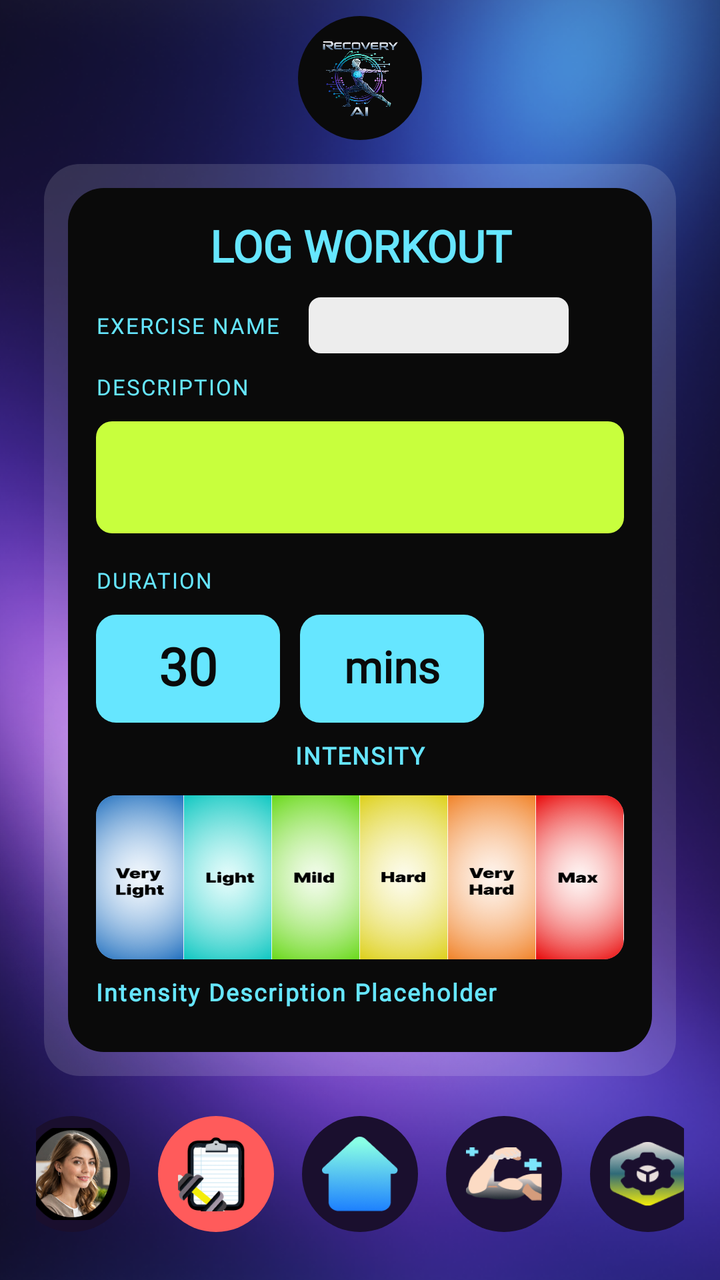
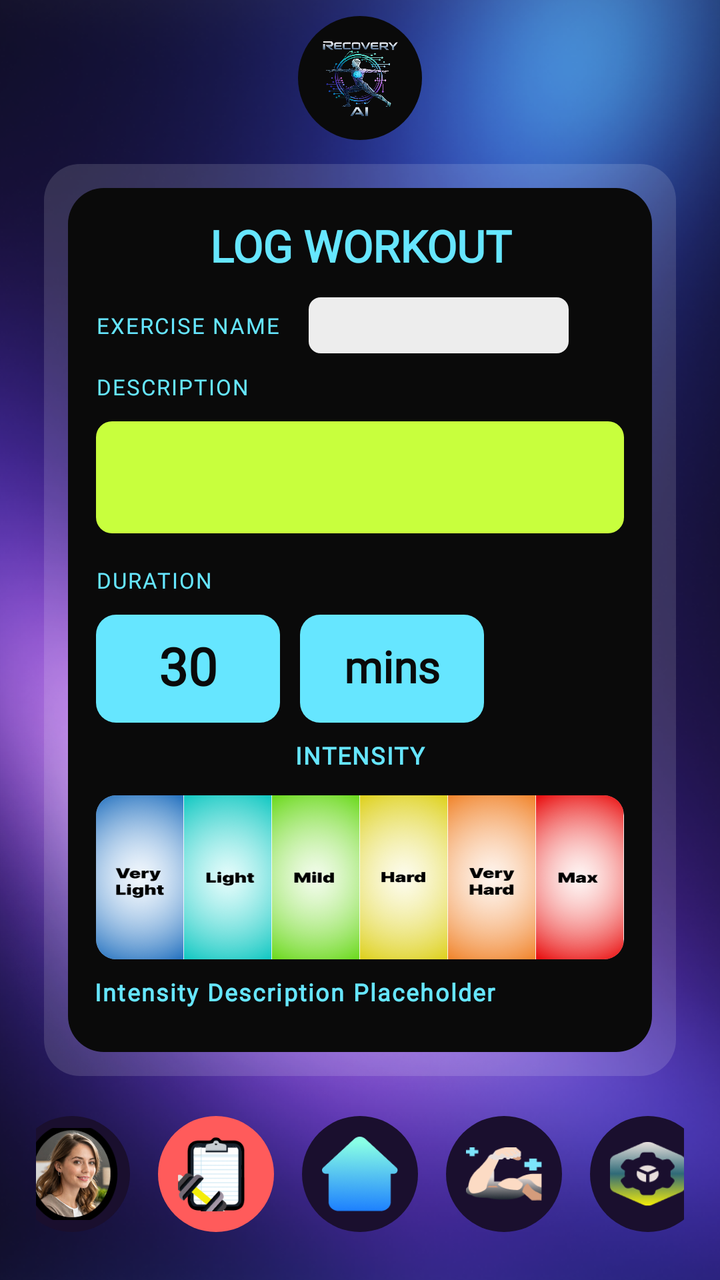

Before-and-after screenshots of an Android layout around one commit, followed by the original layout XML and the change that was made.
<!-- AndroidManifest.xml: application theme Theme.RecoveryAI -->
<!-- res/layout/workout_log_screen.xml -->
<?xml version="1.0" encoding="utf-8"?>
<androidx.constraintlayout.widget.ConstraintLayout
    xmlns:android="http://schemas.android.com/apk/res/android"
    xmlns:app="http://schemas.android.com/apk/res-auto"
    android:layout_width="match_parent"
    android:layout_height="match_parent">


    <ImageView
        android:id="@+id/bg"
        android:layout_width="0dp"
        android:layout_height="0dp"
        android:scaleType="centerCrop"
        android:src="@drawable/bg_auth"
        app:layout_constraintTop_toTopOf="parent"
        app:layout_constraintBottom_toBottomOf="parent"
        app:layout_constraintStart_toStartOf="parent"
        app:layout_constraintEnd_toEndOf="parent"/>


    <FrameLayout
        android:id="@+id/logoCircle"
        android:layout_width="62dp"
        android:layout_height="62dp"
        android:background="@drawable/logo_circle_black"
        android:padding="8dp"
        android:layout_marginTop="8dp"
        app:layout_constraintTop_toTopOf="parent"
        app:layout_constraintStart_toStartOf="parent"
        app:layout_constraintEnd_toEndOf="parent">

        <ImageView
            android:id="@+id/imgLogo"
            android:layout_width="match_parent"
            android:layout_height="match_parent"
            android:src="@drawable/ic_launcher_logo"
            android:scaleType="fitCenter"/>
    </FrameLayout>


    <FrameLayout
        android:id="@+id/glassCard"
        android:layout_width="0dp"
        android:layout_height="0dp"
        android:layout_marginStart="22dp"
        android:layout_marginEnd="22dp"
        android:layout_marginTop="12dp"
        android:layout_marginBottom="12dp"
        android:background="@drawable/bg_glass"
        app:layout_constraintTop_toBottomOf="@id/logoCircle"
        app:layout_constraintBottom_toTopOf="@id/bottomNav"
        app:layout_constraintStart_toStartOf="parent"
        app:layout_constraintEnd_toEndOf="parent">

        <androidx.constraintlayout.widget.ConstraintLayout
            android:layout_width="match_parent"
            android:layout_height="match_parent"
            android:padding="12dp">

            <androidx.constraintlayout.widget.ConstraintLayout
                android:id="@+id/panel"
                android:layout_width="0dp"
                android:layout_height="0dp"
                android:background="@drawable/panel_black"
                android:padding="14dp"
                app:layout_constraintTop_toTopOf="parent"
                app:layout_constraintBottom_toBottomOf="parent"
                app:layout_constraintStart_toStartOf="parent"
                app:layout_constraintEnd_toEndOf="parent">

                
                <TextView
                    android:id="@+id/title"
                    android:layout_width="0dp"
                    android:layout_height="wrap_content"
                    android:text="LOG WORKOUT"
                    android:textColor="#66E6FF"
                    android:textSize="22sp"
                    android:textStyle="bold"
                    android:fontFamily="@font/inter_extrabold"
                    android:gravity="center"
                    app:layout_constraintTop_toTopOf="parent"
                    app:layout_constraintStart_toStartOf="parent"
                    app:layout_constraintEnd_toEndOf="parent" />

                
                <TextView
                    android:id="@+id/exerciseNameLabel"
                    android:layout_width="wrap_content"
                    android:layout_height="wrap_content"
                    android:layout_marginTop="18dp"
                    android:text="EXERCISE NAME"
                    android:textColor="#66E6FF"
                    android:textSize="11sp"
                    android:letterSpacing="0.06"
                    android:fontFamily="@font/inter_bold"
                    app:layout_constraintTop_toBottomOf="@id/title"
                    app:layout_constraintStart_toStartOf="parent" />

                
                <EditText
                    android:id="@+id/etExerciseName"
                    android:layout_width="130dp"
                    android:layout_height="28dp"
                    android:layout_marginStart="14dp"
                    android:background="@drawable/input_white_box"
                    android:hint=""
                    android:textColor="#0A0A0A"
                    android:textSize="12sp"
                    android:fontFamily="@font/inter_bold"
                    android:gravity="center_vertical"
                    android:paddingStart="10dp"
                    android:paddingEnd="10dp"
                    android:singleLine="true"
                    android:inputType="text"
                    android:includeFontPadding="false"
                    app:layout_constraintTop_toTopOf="@id/exerciseNameLabel"
                    app:layout_constraintBottom_toBottomOf="@id/exerciseNameLabel"
                    app:layout_constraintStart_toEndOf="@id/exerciseNameLabel" />

                
                <TextView
                    android:id="@+id/descriptionLabel"
                    android:layout_width="wrap_content"
                    android:layout_height="wrap_content"
                    android:layout_marginTop="16dp"
                    android:text="DESCRIPTION"
                    android:textColor="#66E6FF"
                    android:textSize="11sp"
                    android:letterSpacing="0.06"
                    android:fontFamily="@font/inter_bold"
                    app:layout_constraintTop_toBottomOf="@id/exerciseNameLabel"
                    app:layout_constraintStart_toStartOf="parent" />

                
                <EditText
                    android:id="@+id/etDescription"
                    android:layout_width="0dp"
                    android:layout_height="56dp"
                    android:layout_marginTop="10dp"
                    android:background="@drawable/input_lime_box"
                    android:hint=""
                    android:textColor="#0A0A0A"
                    android:textSize="12sp"
                    android:fontFamily="@font/inter_bold"
                    android:gravity="top|start"
                    android:paddingStart="12dp"
                    android:paddingEnd="12dp"
                    android:paddingTop="10dp"
                    android:paddingBottom="10dp"
                    android:inputType="textMultiLine"
                    android:includeFontPadding="false"
                    app:layout_constraintTop_toBottomOf="@id/descriptionLabel"
                    app:layout_constraintStart_toStartOf="parent"
                    app:layout_constraintEnd_toEndOf="parent" />

                
                <TextView
                    android:id="@+id/durationLabel"
                    android:layout_width="wrap_content"
                    android:layout_height="wrap_content"
                    android:layout_marginTop="16dp"
                    android:text="DURATION"
                    android:textColor="#66E6FF"
                    android:textSize="11sp"
                    android:letterSpacing="0.06"
                    android:fontFamily="@font/inter_bold"
                    app:layout_constraintTop_toBottomOf="@id/etDescription"
                    app:layout_constraintStart_toStartOf="parent" />

                <LinearLayout
                    android:id="@+id/durationRow"
                    android:layout_width="0dp"
                    android:layout_height="54dp"
                    android:layout_marginTop="10dp"
                    android:orientation="horizontal"
                    app:layout_constraintTop_toBottomOf="@id/durationLabel"
                    app:layout_constraintStart_toStartOf="parent"
                    app:layout_constraintEnd_toEndOf="parent">

                    
                    <FrameLayout
                        android:id="@+id/durationValueWrap"
                        android:layout_width="92dp"
                        android:layout_height="match_parent">

                        <View
                            android:layout_width="match_parent"
                            android:layout_height="match_parent"
                            android:background="@drawable/metric_cyan_box" />

                        <EditText
                            android:id="@+id/etDurationValue"
                            android:layout_width="match_parent"
                            android:layout_height="match_parent"
                            android:background="@null"
                            android:text="30"
                            android:textColor="#0A0A0A"
                            android:textStyle="bold"
                            android:textSize="26sp"
                            android:fontFamily="@font/inter_extrabold"
                            android:gravity="center"
                            android:singleLine="true"
                            android:inputType="number"
                            android:includeFontPadding="false"
                            android:paddingStart="10dp"
                            android:paddingEnd="10dp" />
                    </FrameLayout>

                    <Space
                        android:layout_width="10dp"
                        android:layout_height="1dp" />

                    
                    <FrameLayout
                        android:id="@+id/durationUnitWrap"
                        android:layout_width="92dp"
                        android:layout_height="match_parent">

                        <View
                            android:layout_width="match_parent"
                            android:layout_height="match_parent"
                            android:background="@drawable/metric_cyan_box" />

                        <TextView
                            android:id="@+id/durationUnit"
                            android:layout_width="match_parent"
                            android:layout_height="match_parent"
                            android:text="mins"
                            android:textColor="#0A0A0A"
                            android:textStyle="bold"
                            android:textSize="22sp"
                            android:fontFamily="@font/inter_extrabold"
                            android:gravity="center"
                            android:includeFontPadding="false" />
                    </FrameLayout>

                    <Space
                        android:layout_width="14dp"
                        android:layout_height="1dp" />

                    

                </LinearLayout>

                

                
                <TextView
                    android:id="@+id/intensityLabel"
                    android:layout_width="wrap_content"
                    android:layout_height="wrap_content"
                    android:layout_marginTop="8dp"
                    android:fontFamily="@font/inter_bold"
                    android:letterSpacing="0.06"
                    android:text="INTENSITY"
                    android:textColor="#66E6FF"
                    android:textSize="12sp"
                    android:textStyle="bold"
                    app:layout_constraintEnd_toEndOf="parent"
                    app:layout_constraintStart_toStartOf="parent"
                    app:layout_constraintTop_toBottomOf="@id/durationRow" />

                <TextView
                    android:id="@+id/intensityDescription"
                    android:layout_width="297dp"
                    android:layout_height="32dp"
                    android:layout_marginTop="8dp"
                    android:fontFamily="@font/inter_bold"
                    android:letterSpacing="0.06"
                    android:text="Intensity Description Placeholder"
                    android:textColor="#66E6FF"
                    android:textSize="12sp"
                    android:textStyle="bold"
                    app:layout_constraintEnd_toEndOf="parent"
                    app:layout_constraintHorizontal_bias="0.03"
                    app:layout_constraintStart_toStartOf="parent"
                    app:layout_constraintTop_toBottomOf="@+id/intensityCard" />

                <androidx.cardview.widget.CardView
                    android:id="@+id/intensityCard"
                    android:layout_width="0dp"
                    android:layout_height="82dp"
                    android:layout_marginTop="12dp"
                    app:cardCornerRadius="10dp"
                    app:cardElevation="0dp"
                    app:cardUseCompatPadding="false"
                    app:layout_constraintTop_toBottomOf="@id/intensityLabel"
                    app:layout_constraintStart_toStartOf="parent"
                    app:layout_constraintEnd_toEndOf="parent">

                    <LinearLayout
                        android:id="@+id/intensityRow"
                        android:layout_width="match_parent"
                        android:layout_height="match_parent"
                        android:orientation="horizontal"
                        android:weightSum="6">

                        <ImageView
                            android:id="@+id/intensityVeryLight"
                            android:layout_width="0dp"
                            android:layout_height="match_parent"
                            android:layout_weight="1"
                            android:src="@drawable/intensity_very_light"
                            android:scaleType="fitXY"
                            android:contentDescription="@null" />

                        <ImageView
                            android:id="@+id/intensityLight"
                            android:layout_width="0dp"
                            android:layout_height="match_parent"
                            android:layout_weight="1"
                            android:src="@drawable/intensity_light"
                            android:scaleType="fitXY"
                            android:contentDescription="@null" />

                        <ImageView
                            android:id="@+id/intensityMild"
                            android:layout_width="0dp"
                            android:layout_height="match_parent"
                            android:layout_weight="1"
                            android:src="@drawable/intensity_mild"
                            android:scaleType="fitXY"
                            android:contentDescription="@null" />

                        <ImageView
                            android:id="@+id/intensityHard"
                            android:layout_width="0dp"
                            android:layout_height="match_parent"
                            android:layout_weight="1"
                            android:src="@drawable/intensity_hard"
                            android:scaleType="fitXY"
                            android:contentDescription="@null" />

                        <ImageView
                            android:id="@+id/intensityVeryHard"
                            android:layout_width="0dp"
                            android:layout_height="match_parent"
                            android:layout_weight="1"
                            android:src="@drawable/intensity_very_hard"
                            android:scaleType="fitXY"
                            android:contentDescription="@null" />

                        <ImageView
                            android:id="@+id/intensityMax"
                            android:layout_width="0dp"
                            android:layout_height="match_parent"
                            android:layout_weight="1"
                            android:src="@drawable/intensity_max"
                            android:scaleType="fitXY"
                            android:contentDescription="@null" />
                    </LinearLayout>

                </androidx.cardview.widget.CardView>

                

                <Button
                    android:id="@+id/btnSaveIntensity"
                    android:layout_width="90dp"
                    android:layout_height="54dp"
                    android:layout_marginTop="56dp"
                    android:background="@drawable/save_pill_workout"
                    android:includeFontPadding="false"
                    android:stateListAnimator="@null"
                    android:text=""
                    app:backgroundTint="@null"
                    app:layout_constraintEnd_toEndOf="parent"
                    app:layout_constraintHorizontal_bias="0.502"
                    app:layout_constraintStart_toStartOf="parent"
                    app:layout_constraintTop_toBottomOf="@id/intensityCard" />

                <TextView
                    android:id="@+id/saveIntensityLabel"
                    android:layout_width="90dp"
                    android:layout_height="46dp"
                    android:text="SAVE"
                    android:textColor="#0A0A0A"
                    android:textStyle="bold"
                    android:textSize="14sp"
                    android:fontFamily="@font/inter_extrabold"
                    android:gravity="center"
                    android:includeFontPadding="false"
                    android:clickable="false"
                    android:focusable="false"
                    app:layout_constraintTop_toTopOf="@id/btnSaveIntensity"
                    app:layout_constraintBottom_toBottomOf="@id/btnSaveIntensity"
                    app:layout_constraintStart_toStartOf="@id/btnSaveIntensity"
                    app:layout_constraintEnd_toEndOf="@id/btnSaveIntensity" />

            </androidx.constraintlayout.widget.ConstraintLayout>

        </androidx.constraintlayout.widget.ConstraintLayout>
    </FrameLayout>

    
    <LinearLayout
        android:id="@+id/bottomNav"
        android:layout_width="0dp"
        android:layout_height="74dp"
        android:layout_marginStart="18dp"
        android:layout_marginEnd="18dp"
        android:layout_marginBottom="16dp"
        android:gravity="center"
        android:orientation="horizontal"
        app:layout_constraintBottom_toBottomOf="parent"
        app:layout_constraintStart_toStartOf="parent"
        app:layout_constraintEnd_toEndOf="parent">

        <FrameLayout
            android:layout_width="58dp"
            android:layout_height="58dp"
            android:background="@drawable/nav_circle_bg"
            android:padding="6dp">

            <ImageView
                android:layout_width="match_parent"
                android:layout_height="match_parent"
                android:scaleType="centerCrop"
                android:onClick="onProfileClick"
                android:src="@drawable/nav_avatar" />
        </FrameLayout>

        <Space android:layout_width="14dp" android:layout_height="1dp"/>

        <FrameLayout
            android:layout_width="58dp"
            android:layout_height="58dp"
            android:background="@drawable/nav_circle_active_red"
            android:padding="10dp">
            <ImageView
                android:layout_width="match_parent"
                android:layout_height="match_parent"
                android:src="@drawable/nav_clipboard_active"
                android:scaleType="fitCenter" />
        </FrameLayout>

        <Space android:layout_width="14dp" android:layout_height="1dp"/>

        <FrameLayout
            android:layout_width="58dp"
            android:layout_height="58dp"
            android:background="@drawable/nav_circle_bg"
            android:padding="10dp">
            <ImageView
                android:layout_width="match_parent"
                android:layout_height="match_parent"
                android:src="@drawable/nav_home"
                android:onClick="onDashboardClick"
                android:scaleType="fitCenter" />
        </FrameLayout>

        <Space android:layout_width="14dp" android:layout_height="1dp"/>

        <FrameLayout
            android:layout_width="58dp"
            android:layout_height="58dp"
            android:background="@drawable/nav_circle_bg"
            android:padding="10dp">
            <ImageView
                android:layout_width="match_parent"
                android:layout_height="match_parent"
                android:src="@drawable/nav_arm"
                android:onClick="onRecoveryClick"
                android:scaleType="fitCenter" />
        </FrameLayout>

        <Space android:layout_width="14dp" android:layout_height="1dp"/>

        <FrameLayout
            android:layout_width="58dp"
            android:layout_height="58dp"
            android:background="@drawable/nav_circle_bg"
            android:padding="10dp">
            <ImageView
                android:layout_width="match_parent"
                android:layout_height="match_parent"
                android:onClick="onSettingsClick"
                android:src="@drawable/nav_hex"
                android:scaleType="fitCenter" />
        </FrameLayout>

    </LinearLayout>

</androidx.constraintlayout.widget.ConstraintLayout>
<!-- resources referenced by this layout -->
<resources>
  <!-- drawable bg_auth: png bitmap (drawable, 740075 bytes) -->
  <!-- drawable bg_glass (drawable) -->
  <?xml version="1.0" encoding="utf-8"?>
  <shape xmlns:android="http://schemas.android.com/apk/res/android">
      <solid android:color="#22FFFFFF"/>
      <corners android:radius="18dp"/>
  </shape>
  <!-- drawable ic_launcher_logo: png bitmap (drawable, 552614 bytes) -->
  <!-- drawable input_lime_box (drawable) -->
  <?xml version="1.0" encoding="utf-8"?>
  <shape xmlns:android="http://schemas.android.com/apk/res/android">
      <solid android:color="#C8FF3D"/>
      <corners android:radius="8dp"/>
  </shape>
  <!-- drawable input_white_box (drawable) -->
  <?xml version="1.0" encoding="utf-8"?>
  <shape xmlns:android="http://schemas.android.com/apk/res/android">
      <solid android:color="#EDEDED"/>
      <corners android:radius="6dp"/>
  </shape>
  <!-- drawable intensity_hard: png bitmap (drawable, 55461 bytes) -->
  <!-- drawable intensity_light: png bitmap (drawable, 55101 bytes) -->
  <!-- drawable intensity_max: png bitmap (drawable, 61127 bytes) -->
  <!-- drawable intensity_mild: png bitmap (drawable, 56453 bytes) -->
  <!-- drawable intensity_very_hard: png bitmap (drawable, 57545 bytes) -->
  <!-- drawable intensity_very_light: png bitmap (drawable, 61976 bytes) -->
  <!-- drawable logo_circle_black (drawable) -->
  <?xml version="1.0" encoding="utf-8"?>
  <shape xmlns:android="http://schemas.android.com/apk/res/android"
      android:shape="oval">
      <solid android:color="#0A0A0A"/>
  </shape>
  <!-- drawable metric_cyan_box (drawable) -->
  <?xml version="1.0" encoding="utf-8"?>
  <shape xmlns:android="http://schemas.android.com/apk/res/android">
      <solid android:color="#66E6FF"/>
      <corners android:radius="10dp"/>
  </shape>
  <!-- drawable nav_arm: png bitmap (drawable, 5585 bytes) -->
  <!-- drawable nav_avatar: png bitmap (drawable, 36943 bytes) -->
  <!-- drawable nav_circle_active_red (drawable) -->
  <?xml version="1.0" encoding="utf-8"?>
  <shape xmlns:android="http://schemas.android.com/apk/res/android"
      android:shape="oval">
      <solid android:color="#FF5B5B"/>
  </shape>
  <!-- drawable nav_circle_bg (drawable) -->
  <?xml version="1.0" encoding="utf-8"?>
  <shape xmlns:android="http://schemas.android.com/apk/res/android"
      android:shape="oval">
      <solid android:color="#1A0F2E"/>
  </shape>
  <!-- drawable nav_clipboard_active: png bitmap (drawable, 7211 bytes) -->
  <!-- drawable nav_hex: png bitmap (drawable, 6838 bytes) -->
  <!-- drawable nav_home: png bitmap (drawable, 12772 bytes) -->
  <!-- drawable panel_black (drawable) -->
  <?xml version="1.0" encoding="utf-8"?>
  <shape xmlns:android="http://schemas.android.com/apk/res/android">
      <solid android:color="#0A0A0A"/>
      <corners android:radius="18dp"/>
  </shape>
  <!-- drawable save_pill_workout (drawable) -->
  <?xml version="1.0" encoding="utf-8"?>
  <shape xmlns:android="http://schemas.android.com/apk/res/android">
      <corners android:radius="28dp"/>
  
      <gradient
          android:type="linear"
          android:angle="0"
          android:startColor="#89FFE5"
          android:endColor="#89FFE5" />
  </shape>
  <style name="Theme.RecoveryAI" parent="Theme.Material3.DayNight.NoActionBar">
  
      </style>
</resources>

<!-- the commit's change to res/layout/workout_log_screen.xml (unified diff, before → after) -->
@@ -263,8 +263,8 @@
 
                 <TextView
                     android:id="@+id/intensityDescription"
-                    android:layout_width="297dp"
-                    android:layout_height="32dp"
+                    android:layout_width="314dp"
+                    android:layout_height="49dp"
                     android:layout_marginTop="8dp"
                     android:fontFamily="@font/inter_bold"
                     android:letterSpacing="0.06"
@@ -359,7 +359,7 @@
                     android:id="@+id/btnSaveIntensity"
                     android:layout_width="90dp"
                     android:layout_height="54dp"
-                    android:layout_marginTop="56dp"
+                    android:layout_marginTop="4dp"
                     android:background="@drawable/save_pill_workout"
                     android:includeFontPadding="false"
                     android:stateListAnimator="@null"
@@ -368,7 +368,7 @@
                     app:layout_constraintEnd_toEndOf="parent"
                     app:layout_constraintHorizontal_bias="0.502"
                     app:layout_constraintStart_toStartOf="parent"
-                    app:layout_constraintTop_toBottomOf="@id/intensityCard" />
+                    app:layout_constraintTop_toBottomOf="@+id/intensityDescription" />
 
                 <TextView
                     android:id="@+id/saveIntensityLabel"
